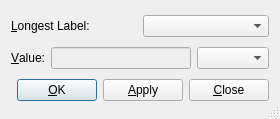
Above: src/frontends/qt4/ui/PrintNomenclUi.ui from cburschka/lyx before the change. Below: the same form after it.
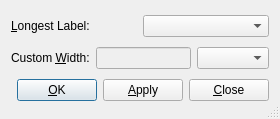
That is the form after the change. Custom widgets are drawn as their Qt base class.

Commit message: Tooltip and label changes.

The edit to the form file:
```diff
--- a/src/frontends/qt4/ui/PrintNomenclUi.ui
+++ b/src/frontends/qt4/ui/PrintNomenclUi.ui
@@ -39,7 +39,7 @@
      <item>
       <widget class="QLabel" name="valueLA">
        <property name="text">
-        <string>&amp;Value:</string>
+        <string>Custom &amp;Width:</string>
        </property>
        <property name="buddy">
         <cstring>valueLE</cstring>
```
Left out of the diff: 11 changed lines with no effect on the pictures.
